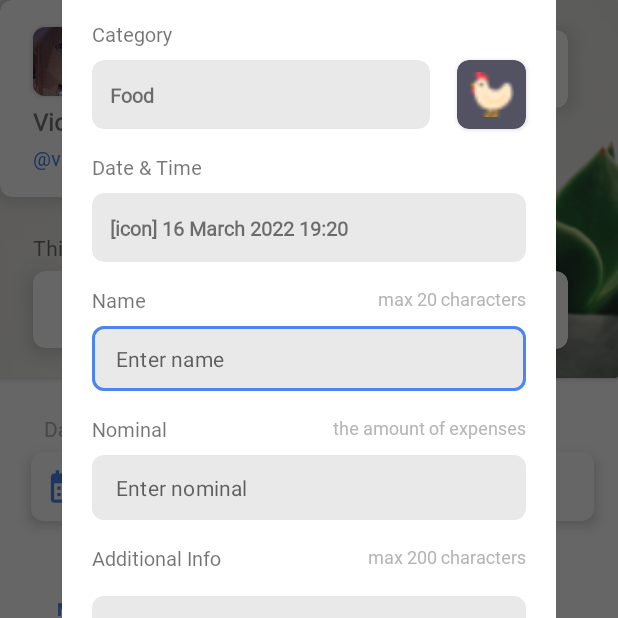
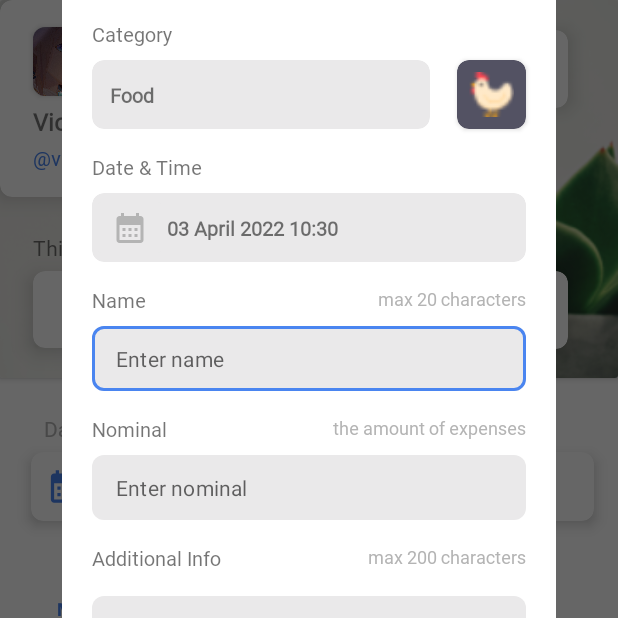
Before and after one commit to rickyandrean99/Remoney, an Android app: the fragment NewExpensesFragment placed in its activity, on a phone screen of 412 x 824 dp, the top half of it. Run offline under Robolectric (Android 15) with nearby library versions, the phone set to English and light mode, and no system bars; our stand-ins replace navigation-ui.

Commit message:
Date time new transaction done

```diff
--- a/app/src/main/java/com/rickyandrean/remoney/ui/expenses/ExpensesFragment.kt
+++ b/app/src/main/java/com/rickyandrean/remoney/ui/expenses/ExpensesFragment.kt
@@ -12,6 +12,8 @@ import com.rickyandrean.remoney.adapter.ExpensesAdapter
 import com.rickyandrean.remoney.adapter.TimeFrameAdapter
 import com.rickyandrean.remoney.api.Expenses
 import com.rickyandrean.remoney.databinding.FragmentExpensesBinding
+import com.rickyandrean.remoney.ui.datetime.DatePickerFragment
+import com.rickyandrean.remoney.ui.datetime.TimePickerFragment
 import com.rickyandrean.remoney.ui.newexpenses.NewExpensesFragment
 
 class ExpensesFragment : Fragment(), View.OnClickListener {
--- a/app/src/main/java/com/rickyandrean/remoney/ui/main/MainActivity.kt
+++ b/app/src/main/java/com/rickyandrean/remoney/ui/main/MainActivity.kt
@@ -4,7 +4,6 @@ import android.os.Bundle
 import android.view.View
 import android.widget.Toast
 import androidx.appcompat.app.AppCompatActivity
-import androidx.appcompat.app.AppCompatDelegate
 import androidx.navigation.findNavController
 import androidx.navigation.ui.AppBarConfiguration
 import androidx.navigation.ui.setupActionBarWithNavController
--- a/app/src/main/java/com/rickyandrean/remoney/ui/newexpenses/NewExpensesFragment.kt
+++ b/app/src/main/java/com/rickyandrean/remoney/ui/newexpenses/NewExpensesFragment.kt
@@ -7,38 +7,74 @@ import android.util.DisplayMetrics
 import android.view.LayoutInflater
 import android.view.View
 import android.view.ViewGroup
+import android.widget.Toast
 import androidx.fragment.app.DialogFragment
 import com.rickyandrean.remoney.R
 import com.rickyandrean.remoney.databinding.FragmentNewExpensesBinding
+import com.rickyandrean.remoney.ui.datetime.DatePickerFragment
+import com.rickyandrean.remoney.ui.datetime.TimePickerFragment
+import android.content.DialogInterface
+import android.content.DialogInterface.OnShowListener
+import java.text.SimpleDateFormat
+import java.util.*
+
 
 class NewExpensesFragment : DialogFragment(), View.OnClickListener {
     private var _binding: FragmentNewExpensesBinding? = null
     private val binding get() = _binding!!
+    private lateinit var dateSelected: String
+    private lateinit var timeSelected: String
 
     override fun onCreateView(
         inflater: LayoutInflater, container: ViewGroup?,
         savedInstanceState: Bundle?
     ): View? {
         _binding = FragmentNewExpensesBinding.inflate(inflater, container, false)
-         return binding.root
+        return binding.root
     }
 
     override fun onViewCreated(view: View, savedInstanceState: Bundle?) {
         super.onViewCreated(view, savedInstanceState)
 
+        // Dialog fragment behaviour
         val displayMetrics = DisplayMetrics()
         requireActivity().windowManager.defaultDisplay.getMetrics(displayMetrics)
-
         dialog?.setCanceledOnTouchOutside(false)
         dialog?.window?.setBackgroundDrawable(ColorDrawable(Color.TRANSPARENT))
         dialog?.window?.setLayout((displayMetrics.widthPixels * 0.8).toInt(), 1400)
 
+        // Update date time now
+        dateSelected = SimpleDateFormat("dd MMMM yyyy").format(Date()).toString()
+        timeSelected = SimpleDateFormat("HH:mm").format(Date()).toString()
+        updateTime()
+
+        // Button Listener
+        binding.cvDateTime.setOnClickListener(this)
         binding.btnCancel.setOnClickListener(this)
         binding.btnSubmit.setOnClickListener(this)
     }
 
     override fun onClick(v: View?) {
-        when(v?.id) {
+        when (v?.id) {
+            R.id.cvDateTime -> {
+                val supportFragmentManager = requireActivity().supportFragmentManager
+
+                supportFragmentManager.setFragmentResultListener(DATE_PICKER_TAG, viewLifecycleOwner) { resultKey, bundle ->
+                    if (resultKey == DATE_PICKER_TAG) {
+                        dateSelected = bundle.getString(SELECTED_DATE)!!
+                        TimePickerFragment().show(supportFragmentManager, TIME_PICKER_TAG)
+                    }
+                }
+
+                supportFragmentManager.setFragmentResultListener(TIME_PICKER_TAG, viewLifecycleOwner) { resultKey, bundle ->
+                    if (resultKey == TIME_PICKER_TAG) {
+                        timeSelected = bundle.getString(SELECTED_TIME)!!
+                        updateTime()
+                    }
+                }
+
+                DatePickerFragment().show(supportFragmentManager, DATE_PICKER_TAG)
+            }
             R.id.btnCancel -> {
                 dialog?.cancel()
             }
@@ -47,4 +83,16 @@ class NewExpensesFragment : DialogFragment(), View.OnClickListener {
             }
         }
     }
+
+    private fun updateTime() {
+        binding.tvDateTimeValue.text = "$dateSelected $timeSelected"
+    }
+
+    companion object {
+        const val DATE_PICKER_TAG = "DatePicker"
+        const val TIME_PICKER_TAG = "TimePicker"
+        const val SELECTED_DATE = "SelectedDate"
+        const val SELECTED_TIME = "SelectedTime"
+
+    }
 }
--- a/app/src/main/java/com/rickyandrean/remoney/ui/splash/SplashActivity.kt
+++ b/app/src/main/java/com/rickyandrean/remoney/ui/splash/SplashActivity.kt
@@ -26,6 +26,6 @@ class SplashActivity : AppCompatActivity() {
     }
 
     companion object {
-        private const val TIME = 2500
+        private const val TIME = 1000
     }
 }
--- /dev/null
+++ b/app/src/main/res/drawable/ic_calendar_gray.xml
@@ -0,0 +1,5 @@
+<vector android:height="24dp" android:tint="#B4B4B4"
+    android:viewportHeight="24" android:viewportWidth="24"
+    android:width="24dp" xmlns:android="http://schemas.android.com/apk/res/android">
+    <path android:fillColor="@android:color/white" android:pathData="M19,4h-1V2h-2v2H8V2H6v2H5C3.89,4 3.01,4.9 3.01,6L3,20c0,1.1 0.89,2 2,2h14c1.1,0 2,-0.9 2,-2V6C21,4.9 20.1,4 19,4zM19,20H5V10h14V20zM9,14H7v-2h2V14zM13,14h-2v-2h2V14zM17,14h-2v-2h2V14zM9,18H7v-2h2V18zM13,18h-2v-2h2V18zM17,18h-2v-2h2V18z"/>
+</vector>
--- a/app/src/main/res/layout/fragment_new_expenses.xml
+++ b/app/src/main/res/layout/fragment_new_expenses.xml
@@ -108,7 +108,8 @@
                             app:layout_constraintBottom_toBottomOf="parent"
                             app:layout_constraintEnd_toEndOf="parent"
                             app:layout_constraintStart_toStartOf="parent"
-                            app:layout_constraintTop_toTopOf="parent" />
+                            app:layout_constraintTop_toTopOf="parent"
+                            tools:ignore="TextContrastCheck" />
                     </androidx.constraintlayout.widget.ConstraintLayout>
                 </androidx.cardview.widget.CardView>
 
@@ -164,22 +165,34 @@
                     app:layout_constraintTop_toBottomOf="@+id/tvDateTime">
 
                     <androidx.constraintlayout.widget.ConstraintLayout
+                        android:id="@+id/constraintDateTime"
                         android:layout_width="match_parent"
                         android:layout_height="match_parent">
 
+                        <ImageButton
+                            android:id="@+id/btnDateTimePicker"
+                            style="@style/Base.Widget.AppCompat.ImageButton"
+                            android:layout_width="50dp"
+                            android:layout_height="0dp"
+                            android:backgroundTint="#EAE9EA"
+                            android:contentDescription="@string/todo"
+                            android:src="@drawable/ic_calendar_gray"
+                            app:layout_constraintBottom_toBottomOf="@+id/constraintDateTime"
+                            app:layout_constraintStart_toStartOf="@+id/constraintDateTime"
+                            app:layout_constraintTop_toTopOf="@+id/constraintDateTime"
+                            tools:ignore="SpeakableTextPresentCheck,ImageContrastCheck,TouchTargetSizeCheck" />
+
                         <TextView
                             android:id="@+id/tvDateTimeValue"
-                            android:layout_width="match_parent"
+                            android:layout_width="0dp"
                             android:layout_height="wrap_content"
-                            android:layout_marginStart="12dp"
-                            android:layout_marginEnd="12dp"
+                            android:layout_marginEnd="8dp"
                             android:fontFamily="@font/inter"
-                            android:text="[icon] 16 March 2022 19:20"
                             android:textSize="13sp"
                             android:textStyle="bold"
                             app:layout_constraintBottom_toBottomOf="parent"
                             app:layout_constraintEnd_toEndOf="parent"
-                            app:layout_constraintStart_toStartOf="parent"
+                            app:layout_constraintStart_toEndOf="@+id/btnDateTimePicker"
                             app:layout_constraintTop_toTopOf="parent" />
                     </androidx.constraintlayout.widget.ConstraintLayout>
                 </androidx.cardview.widget.CardView>
@@ -207,7 +220,8 @@
                     android:textColor="#B4B4B4"
                     android:textSize="12sp"
                     app:layout_constraintEnd_toEndOf="@+id/constraintContent"
-                    app:layout_constraintTop_toBottomOf="@+id/cvDateTime" />
+                    app:layout_constraintTop_toBottomOf="@+id/cvDateTime"
+                    tools:ignore="TextContrastCheck" />
 
                 <com.google.android.material.textfield.TextInputLayout
                     android:id="@+id/textInputName"
@@ -236,7 +250,7 @@
                         android:maxLength="20"
                         android:padding="12dp"
                         android:textSize="14sp"
-                        tools:ignore="TouchTargetSizeCheck" />
+                        tools:ignore="TouchTargetSizeCheck,TextContrastCheck" />
                 </com.google.android.material.textfield.TextInputLayout>
 
                 <TextView
@@ -262,7 +276,8 @@
                     android:textColor="#B4B4B4"
                     android:textSize="12sp"
                     app:layout_constraintEnd_toEndOf="@+id/constraintContent"
-                    app:layout_constraintTop_toBottomOf="@+id/textInputName" />
+                    app:layout_constraintTop_toBottomOf="@+id/textInputName"
+                    tools:ignore="TextContrastCheck" />
 
                 <com.google.android.material.textfield.TextInputLayout
                     android:id="@+id/textInputNominal"
@@ -291,7 +306,7 @@
                         android:inputType="number"
                         android:padding="12dp"
                         android:textSize="14sp"
-                        tools:ignore="TouchTargetSizeCheck" />
+                        tools:ignore="TouchTargetSizeCheck,TextContrastCheck" />
                 </com.google.android.material.textfield.TextInputLayout>
 
                 <TextView
@@ -317,7 +332,8 @@
                     android:textColor="#B4B4B4"
                     android:textSize="12sp"
                     app:layout_constraintEnd_toEndOf="@+id/constraintContent"
-                    app:layout_constraintTop_toBottomOf="@+id/textInputNominal" />
+                    app:layout_constraintTop_toBottomOf="@+id/textInputNominal"
+                    tools:ignore="TextContrastCheck" />
 
                 <com.google.android.material.textfield.TextInputLayout
                     android:id="@+id/textInputAdditional"
--- a/app/src/main/res/values/strings.xml
+++ b/app/src/main/res/values/strings.xml
@@ -31,4 +31,5 @@
     <string name="submit">Submit</string>
     <string name="remoney">Remoney</string>
     <string name="description">All about \'Hutang Piutang\'</string>
+    <string name="todo">TODO</string>
 </resources>
```
Also changed, not shown: app/src/main/java/com/rickyandrean/remoney/ui/datetime/DatePickerFragment.kt (added, +52 -0 lines), app/src/main/java/com/rickyandrean/remoney/ui/datetime/TimePickerFragment.kt (added, +47 -0 lines), app/src/main/res/layout/fragment_date_picker.xml (added, +14 -0 lines), app/src/main/res/layout/fragment_time_picker.xml (added, +14 -0 lines).
